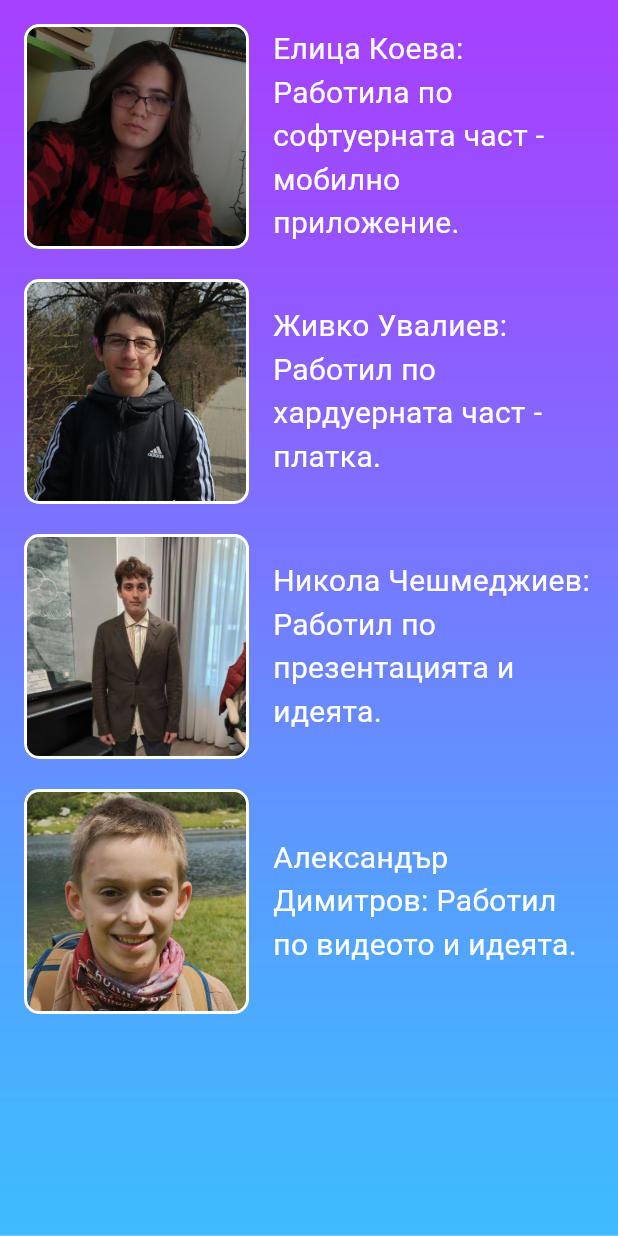
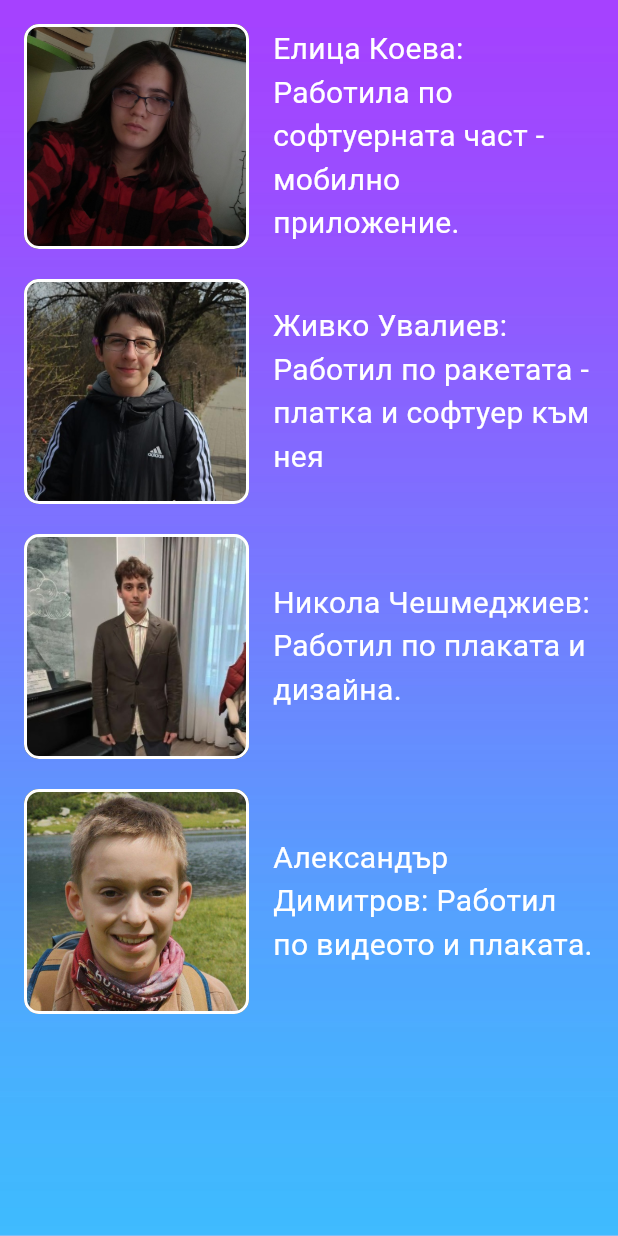
Before and after one commit to JustZhivko/PIONEER-TUES-FEST-2025, a Flutter app: the AboutPage widget shown alone on an empty page, opened directly, on a phone screen of 412 x 824 dp. Run offline on Flutter 3.47's test engine with Material 3 defaults, Android fonts, the light colour scheme and no system bars; our stand-ins replace photo_view.

Commit message:
changes in about_page.dart

```diff
--- a/mobile_app/pioneer/lib/about_page.dart
+++ b/mobile_app/pioneer/lib/about_page.dart
@@ -26,21 +26,21 @@ class AboutPage extends StatelessWidget {
                 context,
                 'assets/images/zhivko.jpg',
                 'Живко Увалиев',
-                'Работил по хардуерната част - платка.',
+                'Работил по ракетата - платка и софтуер към нея',
               ),
               SizedBox(height: 20),
               _buildPersonRow(
                 context,
                 'assets/images/nikola.jpg',
                 'Никола Чешмеджиев',
-                'Работил по презентацията и идеята.',
+                'Работил по плаката и дизайна.',
               ),
               SizedBox(height: 20),
               _buildPersonRow(
                 context,
                 'assets/images/alex.jpg',
                 'Александър Димитров',
-                'Работил по видеото и идеята.',
+                'Работил по видеото и плаката.',
               ),
             ],
           ),
```
